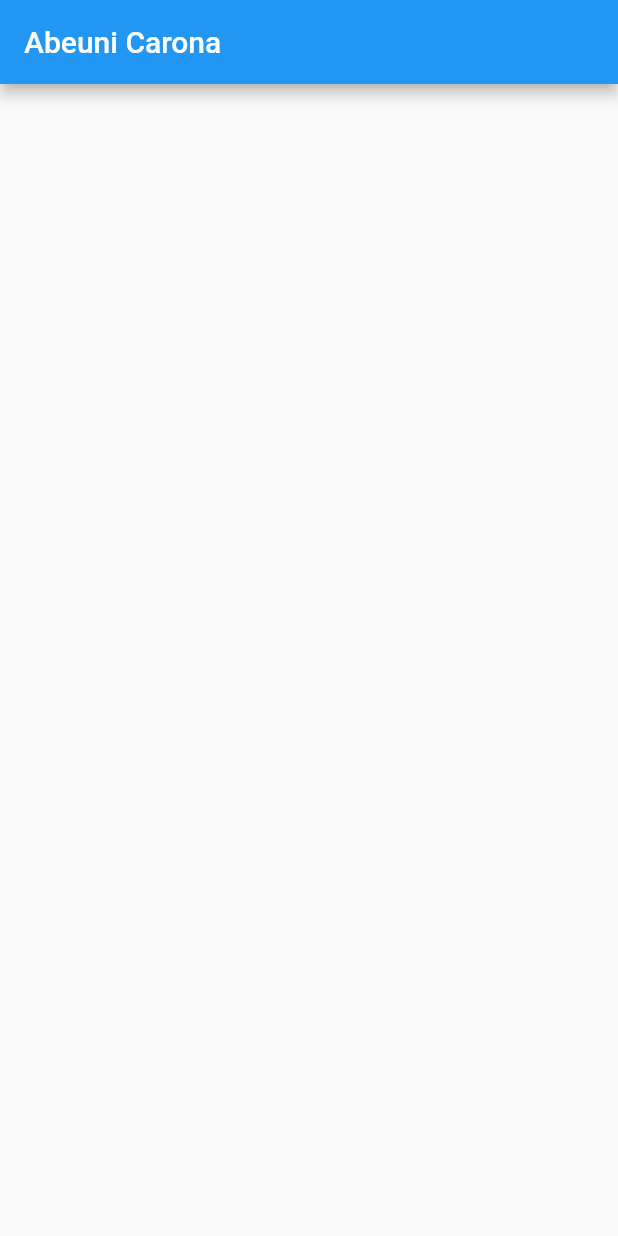
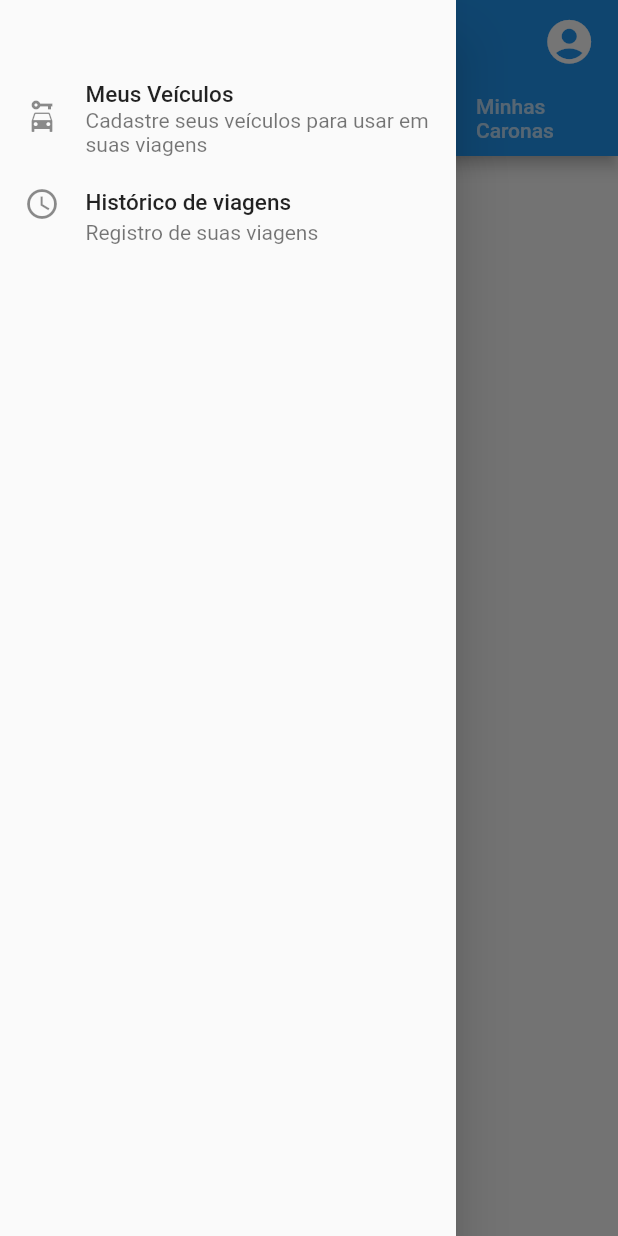
Before and after one commit to GabrielGGhost/AbeuniCarona, a Flutter app: the screen it shows after launch, with the side drawer open (before the commit the screen has no drawer), on a phone screen of 412 x 824 dp. Run offline on Flutter 3.47's test engine with Material 2 defaults, Android fonts, the phone set to English and light mode, and no system bars; our stand-ins replace cloud_firestore, firebase_auth, fluttertoast; accounts and stored records are empty; generated files the repository leaves out were written again.

Commit message:
Protótipo: Tela inicial criada + slider menu

```diff
--- a/lib/RouteGenerator.dart
+++ b/lib/RouteGenerator.dart
@@ -1,7 +1,7 @@
 import 'package:flutter/material.dart';
 import 'package:abeuni_carona/Constants/cRoutes.dart';
 
-import 'Screen/Menu/Login.dart';
+import 'Screen/Login.dart';
 
 class RouteGenerator {
 
--- /dev/null
+++ b/lib/Screen/Menu/MainScreen.dart
@@ -0,0 +1,97 @@
+import 'package:flutter/material.dart';
+
+class MainScreen extends StatefulWidget {
+  const MainScreen({Key? key}) : super(key: key);
+
+  @override
+  _MainScreenState createState() => _MainScreenState();
+}
+
+class _MainScreenState extends State<MainScreen> with SingleTickerProviderStateMixin {
+
+  TabController? _tabController;
+
+
+  @override
+  void initState() {
+    super.initState();
+    _tabController = TabController(
+        vsync: this,
+        length: 3,
+        initialIndex: 1
+    );
+  }
+
+  @override
+  Widget build(BuildContext context) {
+    return Scaffold(
+      appBar: AppBar(
+        backgroundColor: Colors.blue,
+        title: Text("Abeuni Carona"),
+        centerTitle: true,
+        actions: [
+          Padding(
+              padding: EdgeInsets.only(right: 15),
+              child: Icon(Icons.account_circle, size: 35),
+          )
+        ],
+        bottom: TabBar(
+          controller: _tabController,
+          tabs: [
+            Tab(
+              text: "Buscar\nCarona",
+            ),
+            Tab(
+              text: "Menu",
+            ),
+            Tab(
+              text: "Minhas\nCaronas",
+
+            ),
+          ],
+        ),
+      ),
+      drawer: Drawer(
+        child: Padding(
+            padding: EdgeInsets.only(top: 50),
+            child: ListView(
+              children: [
+                ListTile(
+                  title: Text(
+                    "Meus Veículos",
+                    style: TextStyle(
+                        fontSize: 15
+                    ),
+                  ),
+                  leading: Icon(Icons.car_rental),
+                  onTap: (){},
+                  subtitle: Text("Cadastre seus veículos para usar em suas viagens"),
+                  horizontalTitleGap: 1,
+                ),
+                ListTile(
+                  title: Text(
+                    "Histórico de viagens",
+                    style: TextStyle(
+                        fontSize: 15
+                    ),
+                  ),
+                  leading: Icon(Icons.watch_later_outlined),
+                  onTap: (){},
+                  subtitle: Text("Registro de suas viagens"),
+                  horizontalTitleGap: 1,
+                ),
+              ],
+            )
+        ),
+      ),
+      body: TabBarView(
+        controller: _tabController,
+        children: [
+          Text(""),
+          Text(""),
+          Text(""),
+        ],
+      ),
+    );
+  }
+}
--- a/lib/Screen/Menu/main.dart
+++ b/lib/Screen/main.dart
@@ -1,14 +1,15 @@
+import 'package:abeuni_carona/Screen/Menu/MainScreen.dart';
 import 'package:flutter/material.dart';
 import 'package:flutter_gen/gen_l10n/app_localizations.dart';
 
-import '../../Constants/cRoutes.dart';
-import '../../RouteGenerator.dart';
+import '../Constants/cRoutes.dart';
+import '../RouteGenerator.dart';
 import 'Login.dart';
 
 
 void main() {
   runApp(MaterialApp(
-      home: Login(),
+      home: MainScreen(),
     localizationsDelegates: AppLocalizations.localizationsDelegates,
     supportedLocales: AppLocalizations.supportedLocales,
     theme: ThemeData(
```
Also changed, not shown: lib/Screen/Login.dart (renamed from lib/Screen/Menu/Login.dart).
